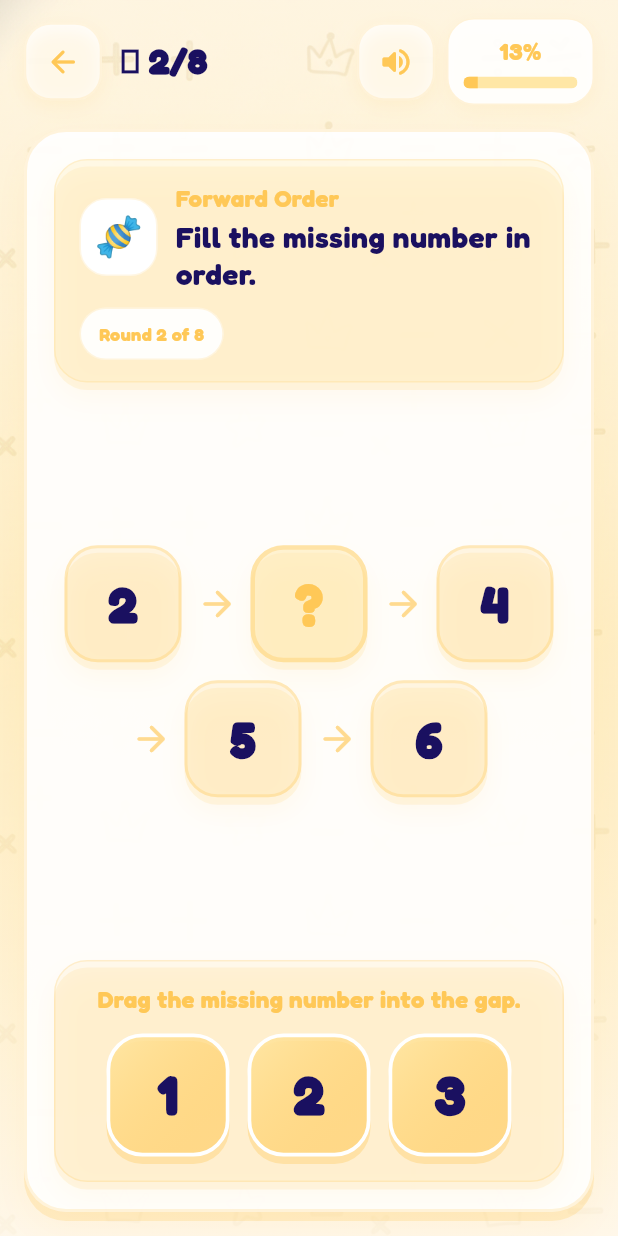
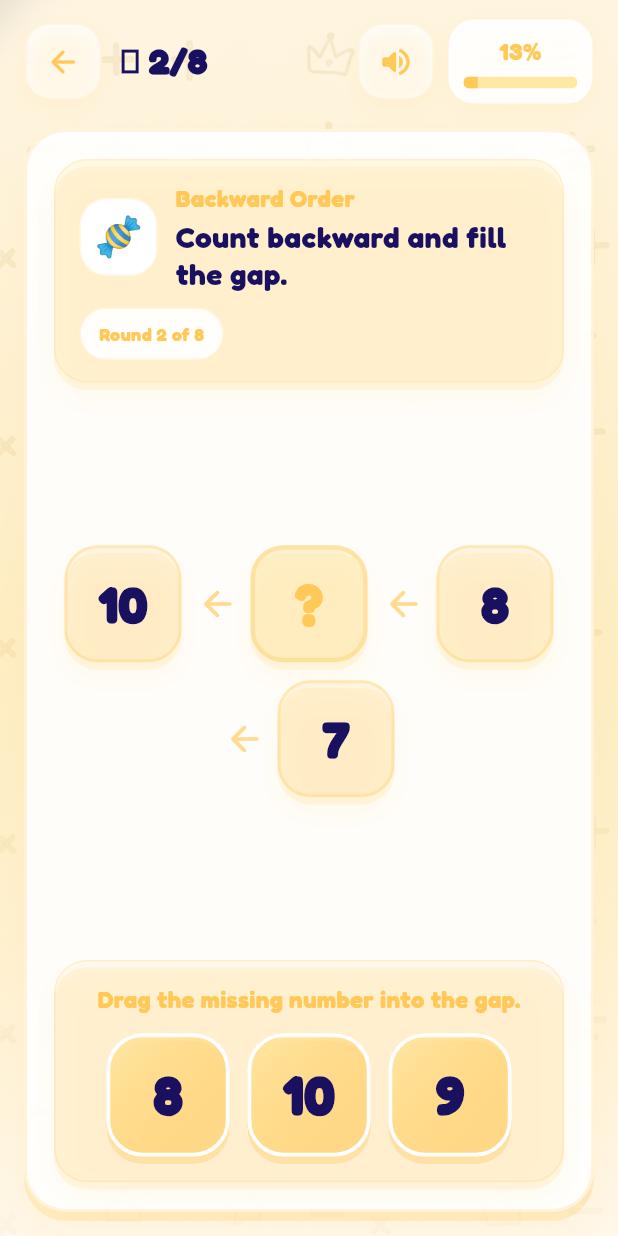
Before and after one commit to jainrocks999/math_kingdom_builder, a Flutter app: the SequencingScreen screen opened by its route, item 2 of the bottom bar chosen, after a tap on the "volume up" icon, on a phone screen of 412 x 824 dp. Run offline on Flutter 3.47's test engine with Material 3 defaults, Android fonts, the phone set to English and light mode, and no system bars; our stand-ins replace audioplayers, easy_localization, flutter_riverpod, flutter_svg, go_router, hive and 5 more; accounts and stored records are empty; generated files the repository leaves out were written again.

Commit message:
ios specific change and fixes

```diff
--- a/assets/translations/en.json
+++ b/assets/translations/en.json
@@ -396,9 +396,19 @@
     "fill_missing_number": "Fill the missing number.",
     "fill_missing_in_order": "Fill the missing number in order.",
     "count_backward_fill_gap": "Count backward and fill the gap.",
+    "count_by_twos_fill_gap": "Count by twos and fill the gap.",
+    "count_by_threes_fill_gap": "Count by threes and fill the gap.",
+    "count_by_fives_fill_gap": "Count by fives and fill the gap.",
+    "find_even_number": "Find the missing even number.",
+    "find_odd_number": "Find the missing odd number.",
     "sequence_blank": "blank",
     "sequencing_forward": "Forward Order",
     "sequencing_backward": "Backward Order",
+    "sequencing_skip_two": "Skip by 2",
+    "sequencing_skip_three": "Skip by 3",
+    "sequencing_skip_five": "Skip by 5",
+    "sequencing_even": "Even Numbers",
+    "sequencing_odd": "Odd Numbers",
     "patterns_ab": "AB Pattern",
     "patterns_abb": "ABB Pattern",
     "trace_start_green_dot": "Start at the green dot.",
--- a/assets/translations/hi.json
+++ b/assets/translations/hi.json
@@ -396,9 +396,19 @@
     "fill_missing_number": "गायब नंबर भरें।",
     "fill_missing_in_order": "क्रम में गायब नंबर भरें।",
     "count_backward_fill_gap": "पीछे गिनें और जगह भरें।",
+    "count_by_twos_fill_gap": "2-2 करके गिनें और जगह भरें।",
+    "count_by_threes_fill_gap": "3-3 करके गिनें और जगह भरें।",
+    "count_by_fives_fill_gap": "5-5 करके गिनें और जगह भरें।",
+    "find_even_number": "गायब सम संख्या ढूँढें।",
+    "find_odd_number": "गायब विषम संख्या ढूँढें।",
     "sequence_blank": "खाली",
     "sequencing_forward": "आगे का क्रम",
     "sequencing_backward": "पीछे का क्रम",
+    "sequencing_skip_two": "2-2 की गिनती",
+    "sequencing_skip_three": "3-3 की गिनती",
+    "sequencing_skip_five": "5-5 की गिनती",
+    "sequencing_even": "सम संख्याएँ",
+    "sequencing_odd": "विषम संख्याएँ",
     "patterns_ab": "AB पैटर्न",
     "patterns_abb": "ABB पैटर्न",
     "trace_start_green_dot": "हरे बिंदु से शुरू करें।",
--- a/lib/features/math_operations/division_screen.dart
+++ b/lib/features/math_operations/division_screen.dart
@@ -436,10 +436,10 @@ class _DivisionScreenState extends State<DivisionScreen>
         final remainingCount = _pileIds().length;
         final useWrappedBowls = constraints.maxWidth < 380 || _round.groups > 3;
         final bowlRows = (_round.groups / 2).ceil();
-        final helperHeight = _failedDragCount >= 2 ? 58.0 : 0.0;
+        final helperHeight = _failedDragCount >= 2 ? 64.0 : 0.0;
         final availableStageHeight = math.max(
           260.0,
-          constraints.maxHeight - 70 - helperHeight,
+          constraints.maxHeight - 88 - helperHeight,
         );
         final desiredPileHeight =
             (140.0 + (math.min(remainingCount, 6) * 16.0)).clamp(160.0, 230.0);
@@ -465,6 +465,8 @@ class _DivisionScreenState extends State<DivisionScreen>
               Text(
                 context.tr('learning.division_drag_hint'),
                 textAlign: TextAlign.center,
+                maxLines: 2,
+                overflow: TextOverflow.ellipsis,
                 style: AppTypography.bodyStrong.copyWith(
                   color: const Color(0xFF5A6B7A),
                   fontWeight: FontWeight.w800,
@@ -477,7 +479,12 @@ class _DivisionScreenState extends State<DivisionScreen>
                   child: OutlinedButton.icon(
                     onPressed: _shareAllRemaining,
                     icon: const Icon(Icons.touch_app_rounded),
-                    label: Text(context.tr('learning.need_help_move_all')),
+                    label: Text(
+                      context.tr('learning.need_help_move_all'),
+                      maxLines: 2,
+                      overflow: TextOverflow.ellipsis,
+                      textAlign: TextAlign.center,
+                    ),
                     style: OutlinedButton.styleFrom(
                       foregroundColor: _theme.color,
                       side: BorderSide(
@@ -492,9 +499,9 @@ class _DivisionScreenState extends State<DivisionScreen>
                   ),
                 ),
               ],
-              const SizedBox(height: 12),
+              const SizedBox(height: 10),
               SizedBox(height: pileHeight, child: _pileZone()),
-              const SizedBox(height: 10),
+              const SizedBox(height: 8),
               if (useWrappedBowls)
                 SizedBox(
                   height: bowlsHeight,
--- a/lib/features/math_operations/subtraction_screen.dart
+++ b/lib/features/math_operations/subtraction_screen.dart
@@ -511,11 +511,14 @@ class _SubtractionScreenState extends State<SubtractionScreen>
         builder: (context, constraints) {
           if (_removedObjectIds.isEmpty) {
             return Center(
+              child: FittedBox(
+                fit: BoxFit.scaleDown,
                 child: Column(
+                  mainAxisSize: MainAxisSize.min,
                   mainAxisAlignment: MainAxisAlignment.center,
                   children: [
                     Text(_theme.emoji, style: const TextStyle(fontSize: 42)),
-                  const SizedBox(height: 8),
+                    const SizedBox(height: 6),
                     Text(
                       context.tr('learning.drop_here'),
                       textAlign: TextAlign.center,
@@ -525,6 +528,7 @@ class _SubtractionScreenState extends State<SubtractionScreen>
                       ),
                     ),
                   ],
+                ),
               ),
             );
           }
--- a/lib/features/sequencing/sequencing_screen.dart
+++ b/lib/features/sequencing/sequencing_screen.dart
@@ -38,18 +38,16 @@ class _SequencingRound {
 
 class _SequenceConfig {
   const _SequenceConfig({
-    required this.start,
-    required this.length,
-    required this.step,
+    required this.sequence,
     required this.allowEdgeGap,
     required this.stageLabelKey,
+    required this.promptKey,
   });
 
-  final int start;
-  final int length;
-  final int step;
+  final List<int> sequence;
   final bool allowEdgeGap;
   final String stageLabelKey;
+  final String promptKey;
 }
 
 class SequencingScreen extends StatefulWidget {
@@ -93,12 +91,14 @@ class _SequencingScreenState extends State<SequencingScreen>
         spokenSequence.add('${_round.sequence[i]}');
       }
     }
-    final isBackward = _round.stageLabelKey == 'sequencing_backward';
-    final direction = isBackward
-        ? context.tr('learning.count_backward')
-        : context.tr('learning.count_forward');
-    return '$direction. ${spokenSequence.join(', ')}. '
-        '${context.tr('learning.fill_missing_number')}';
+    final intro = switch (_round.stageLabelKey) {
+      'sequencing_forward' => context.tr('learning.count_forward'),
+      'sequencing_backward' => context.tr('learning.count_backward'),
+      _ => context.tr('learning.${_round.stageLabelKey}'),
+    };
+    return '$intro. '
+        '${spokenSequence.join(', ')}. '
+        '${context.tr('learning.${_round.promptKey}')}';
   }
 
   @override
@@ -125,85 +125,75 @@ class _SequencingScreenState extends State<SequencingScreen>
   List<_SequencingRound> _buildRoundPlan() {
     const configs = <_SequenceConfig>[
       _SequenceConfig(
-        start: 1,
-        length: 4,
-        step: 1,
+        sequence: [1, 2, 3, 4],
         allowEdgeGap: false,
         stageLabelKey: 'sequencing_forward',
+        promptKey: 'fill_missing_in_order',
       ),
       _SequenceConfig(
-        start: 2,
-        length: 5,
-        step: 1,
+        sequence: [10, 9, 8, 7],
+        allowEdgeGap: true,
+        stageLabelKey: 'sequencing_backward',
+        promptKey: 'count_backward_fill_gap',
+      ),
+      _SequenceConfig(
+        sequence: [2, 4, 6, 8, 10],
+        allowEdgeGap: false,
+        stageLabelKey: 'sequencing_skip_two',
+        promptKey: 'count_by_twos_fill_gap',
+      ),
+      _SequenceConfig(
+        sequence: [3, 6, 9, 12],
+        allowEdgeGap: true,
+        stageLabelKey: 'sequencing_skip_three',
+        promptKey: 'count_by_threes_fill_gap',
+      ),
+      _SequenceConfig(
+        sequence: [5, 10, 15, 20],
+        allowEdgeGap: true,
+        stageLabelKey: 'sequencing_skip_five',
+        promptKey: 'count_by_fives_fill_gap',
+      ),
+      _SequenceConfig(
+        sequence: [2, 4, 6, 8, 10],
+        allowEdgeGap: false,
+        stageLabelKey: 'sequencing_even',
+        promptKey: 'find_even_number',
+      ),
+      _SequenceConfig(
+        sequence: [1, 3, 5, 7, 9],
+        allowEdgeGap: false,
+        stageLabelKey: 'sequencing_odd',
+        promptKey: 'find_odd_number',
+      ),
+      _SequenceConfig(
+        sequence: [6, 7, 8, 9, 10],
         allowEdgeGap: false,
         stageLabelKey: 'sequencing_forward',
-      ),
-      _SequenceConfig(
-        start: 4,
-        length: 5,
-        step: 1,
-        allowEdgeGap: true,
-        stageLabelKey: 'sequencing_forward',
-      ),
-      _SequenceConfig(
-        start: 6,
-        length: 5,
-        step: 1,
-        allowEdgeGap: true,
-        stageLabelKey: 'sequencing_forward',
-      ),
-      _SequenceConfig(
-        start: 5,
-        length: 4,
-        step: -1,
-        allowEdgeGap: false,
-        stageLabelKey: 'sequencing_backward',
-      ),
-      _SequenceConfig(
-        start: 7,
-        length: 5,
-        step: -1,
-        allowEdgeGap: false,
-        stageLabelKey: 'sequencing_backward',
-      ),
-      _SequenceConfig(
-        start: 10,
-        length: 5,
-        step: -1,
-        allowEdgeGap: true,
-        stageLabelKey: 'sequencing_backward',
-      ),
-      _SequenceConfig(
-        start: 9,
-        length: 6,
-        step: -1,
-        allowEdgeGap: true,
-        stageLabelKey: 'sequencing_backward',
+        promptKey: 'fill_missing_in_order',
       ),
     ];
 
     return List.generate(configs.length, (index) {
       final config = configs[index];
-      final sequence = List.generate(
-        config.length,
-        (itemIndex) => config.start + (itemIndex * config.step),
-      );
       final missingIndex = _pickMissingIndex(
-        length: config.length,
+        length: config.sequence.length,
         allowEdgeGap: config.allowEdgeGap,
       );
-      final correctAnswer = sequence[missingIndex];
+      final correctAnswer = config.sequence[missingIndex];
 
       return _SequencingRound(
-        sequence: sequence,
+        sequence: config.sequence,
         missingIndex: missingIndex,
         correctAnswer: correctAnswer,
-        options: _buildOptions(correctAnswer),
+        options: _buildOptions(
+          correctAnswer,
+          minValue: 1,
+          maxValue: 20,
+        ),
         themeIndex: index % mathOperationThemes.length,
         stageLabelKey: config.stageLabelKey,
-        promptKey: config.step > 0
-            ? 'fill_missing_in_order'
-            : 'count_backward_fill_gap',
+        promptKey: config.promptKey,
       );
     });
   }
@@ -215,26 +205,35 @@ class _SequencingScreenState extends State<SequencingScreen>
     return 1 + _random.nextInt(length - 2);
   }
 
-  List<int> _buildOptions(int correct) {
+  List<int> _buildOptions(
+    int correct, {
+    required int minValue,
+    required int maxValue,
+  }) {
     final candidates = <int>[
-      correct - 2,
       correct - 1,
       correct + 1,
+      correct - 2,
       correct + 2,
       correct - 3,
       correct + 3,
+      correct - 4,
+      correct + 4,
+      correct - 5,
+      correct + 5,
     ];
     final pool = <int>{correct};
 
     for (final candidate in candidates) {
-      if (candidate >= 1 && candidate <= 10) {
+      if (candidate >= minValue && candidate <= maxValue) {
         pool.add(candidate);
       }
       if (pool.length == 3) break;
     }
 
-    var fallback = 1;
+    var fallback = minValue;
     while (pool.length < 3) {
+      if (fallback > maxValue) break;
       pool.add(fallback);
       fallback++;
     }
@@ -262,9 +261,10 @@ class _SequencingScreenState extends State<SequencingScreen>
   }
 
   Future<void> _speakPrompt() async {
+    final prompt = _spokenSequencePrompt(context);
     await _ttsReady;
     await _tts.stop();
-    await _tts.speak(_spokenSequencePrompt(context));
+    await _tts.speak(prompt);
   }
 
   Future<void> _speakSuccess() async {
```
Also changed, not shown: 1 other file. Lines whose indentation alone changed are shown as unchanged.
